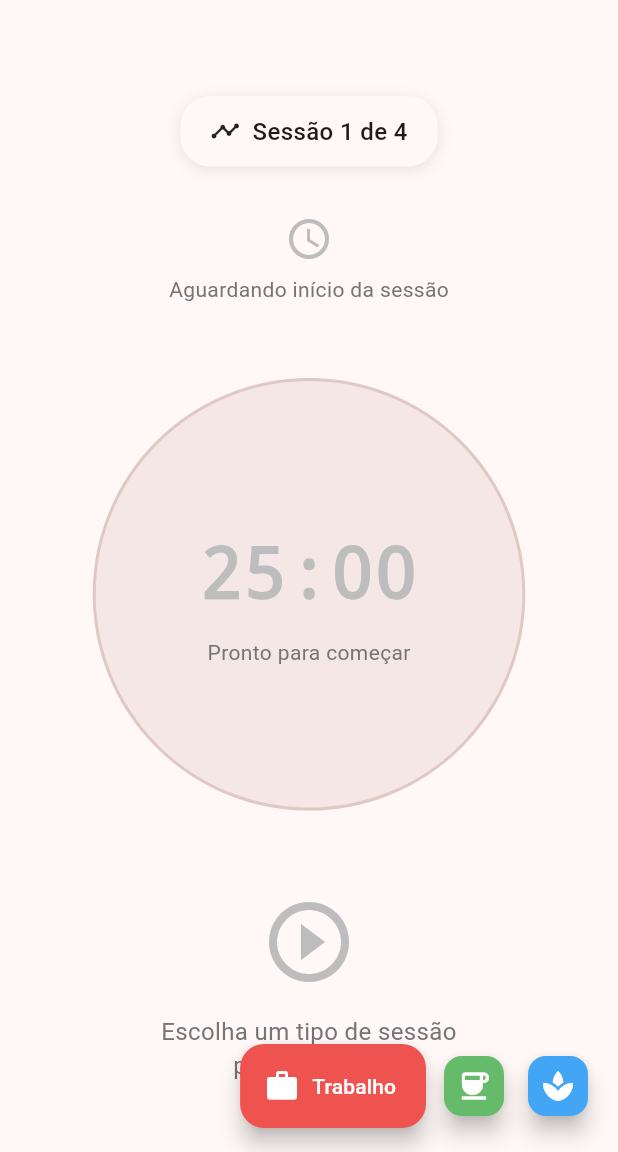
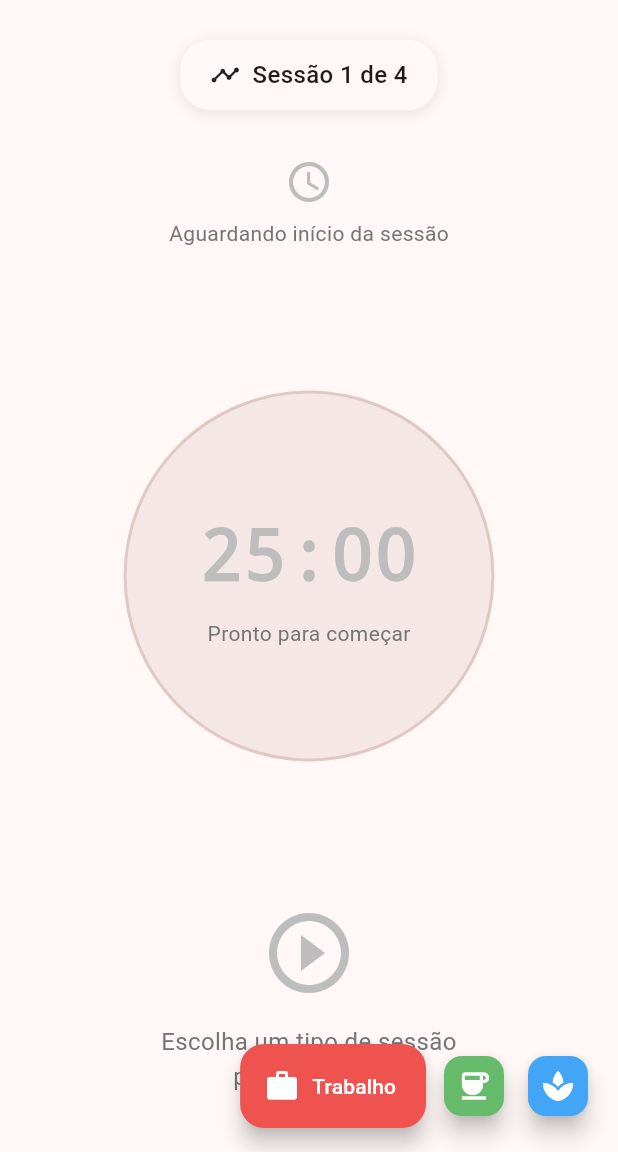
Before and after one commit to Penfore/our-pomodoro, a Flutter app: the screen it shows after launch, on a phone screen of 412 x 824 dp, the part 84-1236 px from its top. Run offline on Flutter 3.47's test engine with Material 3 defaults, Android fonts, the phone set to English and light mode, and no system bars; our stand-ins replace connectivity_plus, equatable, flutter_bloc, get_it, shared_preferences.

Commit message:
refactor: adjust layout dimensions and improve background color consistency in TimerScreen and PomodoroTimerWidget

```diff
--- a/lib/features/pomodoro/presentation/pages/timer_screen.dart
+++ b/lib/features/pomodoro/presentation/pages/timer_screen.dart
@@ -1,5 +1,4 @@
 import 'package:flutter/material.dart';
-import 'package:flutter/services.dart';
 import 'package:flutter_bloc/flutter_bloc.dart';
 
 import '../../../../injection_container.dart' as di;
@@ -26,11 +25,7 @@ class TimerScreen extends StatelessWidget {
           ),
           centerTitle: true,
           elevation: 0,
-          backgroundColor: Colors.white,
-          systemOverlayStyle: const SystemUiOverlayStyle(
-            statusBarColor: Colors.transparent,
-            statusBarIconBrightness: Brightness.dark,
-          ),
+          backgroundColor: Theme.of(context).scaffoldBackgroundColor,
           actions: [
             BlocBuilder<PomodoroBloc, PomodoroState>(
               builder: (context, state) {
@@ -52,15 +47,14 @@ class TimerScreen extends StatelessWidget {
             padding: const EdgeInsets.all(24.0),
             child: Column(
               children: [
-                const SizedBox(height: 40),
                 // Session info
-                SizedBox(height: 140, child: const SessionInfoWidget()),
+                SizedBox(height: 160, child: const SessionInfoWidget()),
                 const SizedBox(height: 48),
                 // Timer widget
-                SizedBox(height: 320, child: const PomodoroTimerWidget()),
+                SizedBox(height: 340, child: const PomodoroTimerWidget()),
                 const SizedBox(height: 24),
                 // Controls
-                Container(height: 120, padding: const EdgeInsets.symmetric(horizontal: 16), child: const TimerControlsWidget()),
+                Container(height: 140, padding: const EdgeInsets.symmetric(horizontal: 16), child: const TimerControlsWidget()),
                 const SizedBox(height: 80),
               ],
             ),
--- a/lib/features/pomodoro/presentation/widgets/pomodoro_timer_widget.dart
+++ b/lib/features/pomodoro/presentation/widgets/pomodoro_timer_widget.dart
@@ -31,7 +31,7 @@ class PomodoroTimerWidget extends StatelessWidget {
   }
 
   Widget _buildTimerCircle(BuildContext context, PomodoroState state) {
-    final size = MediaQuery.of(context).size.width * 0.7;
+    final size = MediaQuery.of(context).size.width * 0.6;
     double progress = 0.0;
     Color circleColor = Theme.of(context).primaryColor;
 
```
